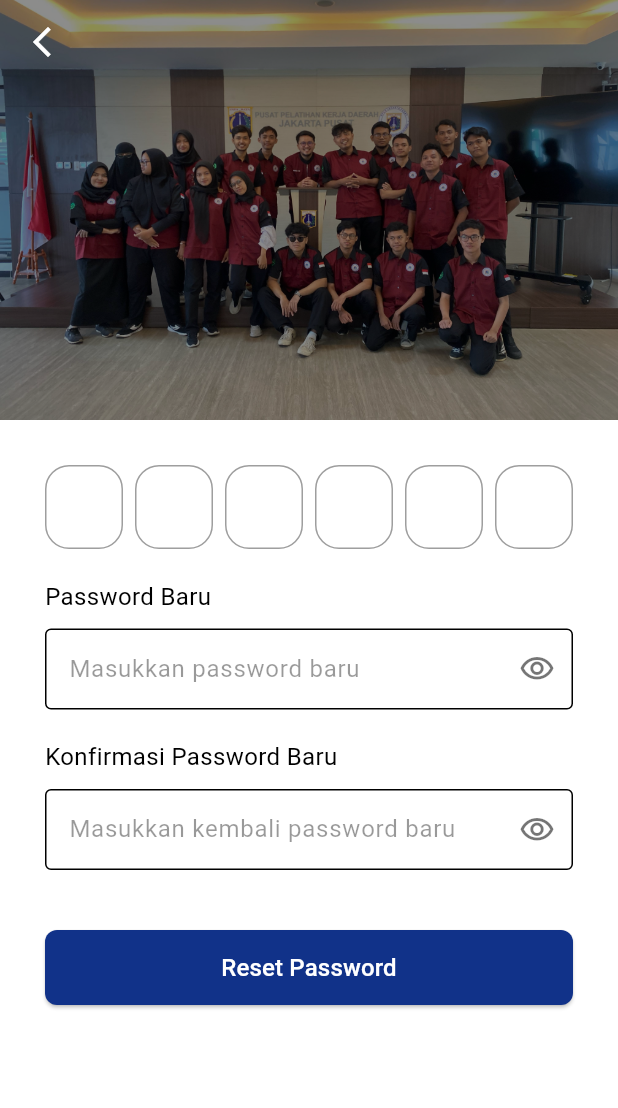
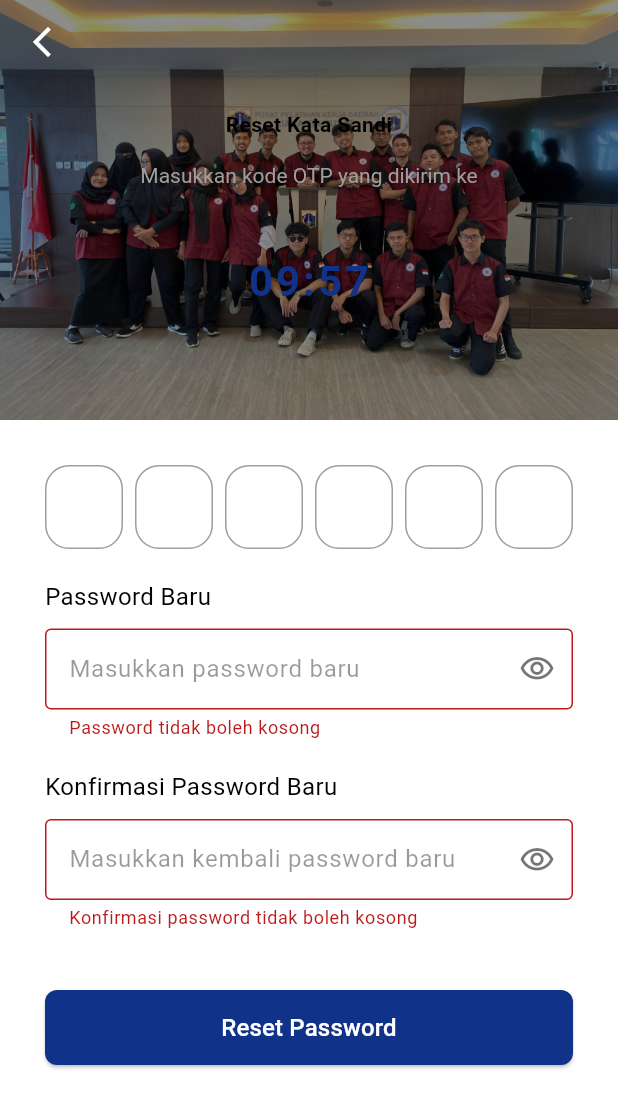
Before and after one commit to AlfaDevWork/absensiq, a Flutter app: the ResetPasswordPage screen opened directly with empty values, after a tap on "Reset Password", on a phone screen of 412 x 824 dp. Shown: the top 1108 px of the screen. Run offline on Flutter 3.47's test engine with Material 3 defaults, Android fonts, the phone set to English and light mode, and no system bars; drawn by our look-alikes of pinput; our stand-ins replace geocoding, geolocator, google_maps_flutter, image_picker, shared_preferences; accounts and stored records are empty.

Commit message:
feat: Add timer display to reset password page and fix button handler invocation

```diff
--- a/lib/pages/auths/reset_password.dart
+++ b/lib/pages/auths/reset_password.dart
@@ -144,10 +144,19 @@ class _ResetPasswordPageState extends State<ResetPasswordPage> {
                   image: AssetImage('assets/images/ppkd.jpg'),
                 ),
               ),
-              child: const Column(
+              child: Column(
                 mainAxisAlignment: MainAxisAlignment.center,
                 children: [
-
+                  _buildHeader(context), const SizedBox(height: 20),
+                  Text(
+                    _timerText,
+                    style: const TextStyle(
+                      fontSize: 28,
+                      fontWeight: FontWeight.bold,
+                      color: Color(0xff113289),
+                      letterSpacing: 2,
+                    ),
+                  ),
                   // Text(
                   //   'Reset Password',
                   //   style: TextStyle(
@@ -238,7 +247,7 @@ class _ResetPasswordPageState extends State<ResetPasswordPage> {
                       height: 50,
                       child: ElevatedButton(
                         onPressed: () {
-                          _handleResetPassword;
+                          _handleResetPassword();
                         },
                         style: ElevatedButton.styleFrom(
                           backgroundColor: const Color(0xff113289),
```
